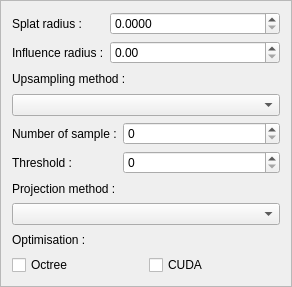
Before: the Qt Designer form Plugins/PointyCloud/src/UI/PointyCloudUI.ui in ChristopheClaustre/Radium-Engine, drawn with Qt 5.
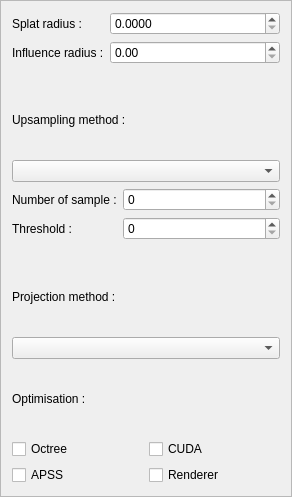
After: the same form once the commit is applied.

Commit message: add renderer and APSS checkbox to ui

The edit to the form file:
```diff
--- a/Plugins/PointyCloud/src/UI/PointyCloudUI.ui
+++ b/Plugins/PointyCloud/src/UI/PointyCloudUI.ui
@@ -7,7 +7,7 @@
     <x>0</x>
     <y>0</y>
     <width>292</width>
-    <height>287</height>
+    <height>497</height>
    </rect>
   </property>
   <property name="windowTitle">
@@ -237,6 +237,24 @@
      </item>
     </layout>
    </item>
+   <item>
+    <layout class="QHBoxLayout" name="horizontalLayout_2">
+     <item>
+      <widget class="QCheckBox" name="m_APSS">
+       <property name="text">
+        <string>APSS</string>
+       </property>
+      </widget>
+     </item>
+     <item>
+      <widget class="QCheckBox" name="m_renderer">
+       <property name="text">
+        <string>Renderer</string>
+       </property>
+      </widget>
+     </item>
+    </layout>
+   </item>
   </layout>
  </widget>
  <resources/>
```
The commit also changes 2 other files.
